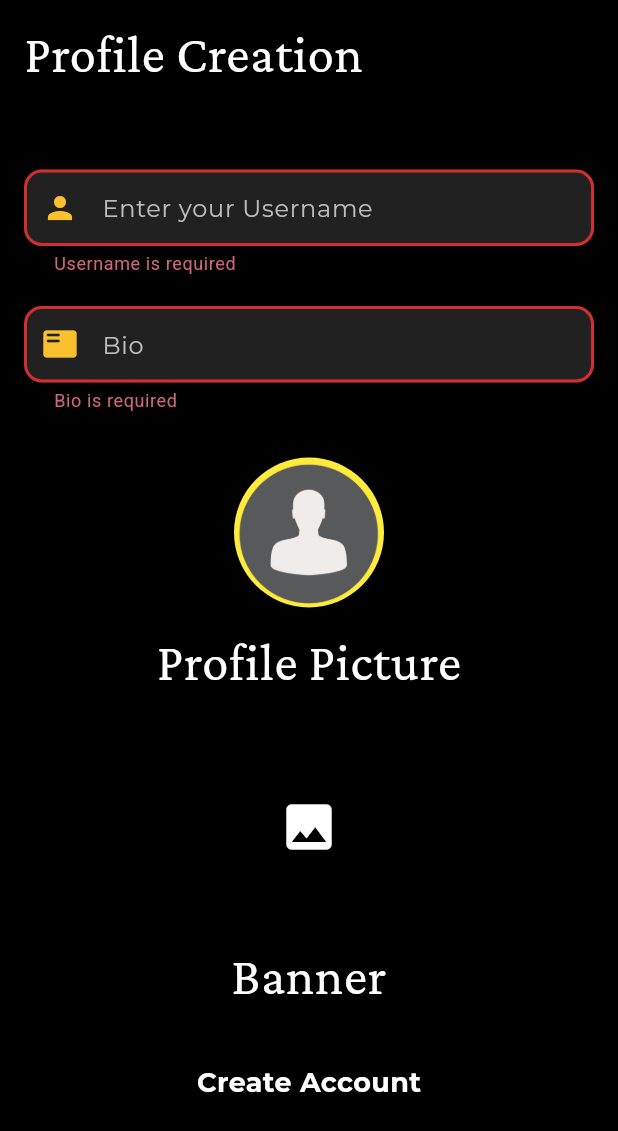
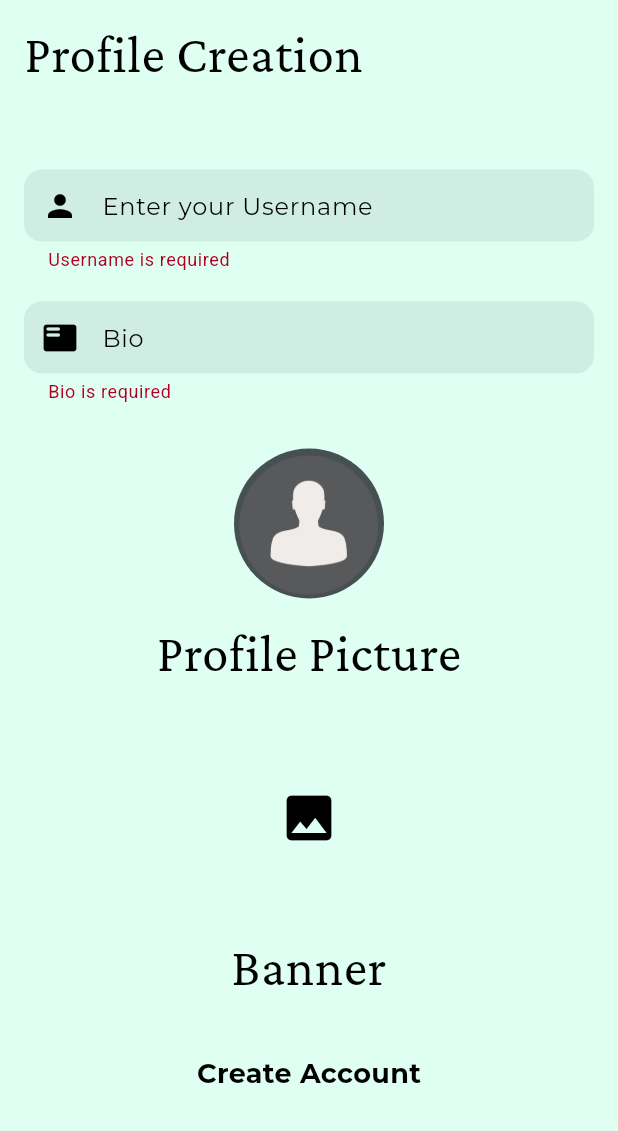
Before and after one commit to UmaanBanjara/123, a Flutter app: the screen it shows after launch, after a tap on "Create Account", on a phone screen of 412 x 824 dp. Shown: the top 1131 px of the screen. Run offline on Flutter 3.47's test engine with Material 3 defaults, Android fonts, the phone set to English and light mode, and no system bars; our stand-ins replace animated_text_kit, another_flushbar, firebase_auth, firebase_core, flutter_secure_storage, google_sign_in and 3 more; accounts and stored records are empty.

Commit message:
Initial Commit

```diff
--- a/flutter_application_1/lib/main.dart
+++ b/flutter_application_1/lib/main.dart
@@ -3,12 +3,10 @@ import 'package:feed/profilecreation/profile_creation.dart';
 import 'package:firebase_core/firebase_core.dart';
 import 'package:flutter/material.dart';
 
-void main() async{
+void main() async {
   WidgetsFlutterBinding.ensureInitialized();
   await Firebase.initializeApp();
-    runApp(Feed());
-
-
+  runApp(const Feed());
 }
 
 class Feed extends StatefulWidget {
@@ -19,12 +17,25 @@ class Feed extends StatefulWidget {
 }
 
 class _FeedState extends State<Feed> {
+  bool isDarkMode = false;
+
+  void toggleTheme() {
+    setState(() {
+      isDarkMode = !isDarkMode;
+    });
+  }
+
   @override
   Widget build(BuildContext context) {
     return MaterialApp(
-      debugShowCheckedModeBanner: false ,
-      home : ProfileCreation() ,
-      theme: AppTheme.darkTheme,
+      debugShowCheckedModeBanner: false,
+      theme: AppTheme.lightTheme,
+      darkTheme: AppTheme.darkTheme,
+      themeMode: isDarkMode ? ThemeMode.dark : ThemeMode.light,
+      home: ProfileCreation(
+        onThemeToggle: toggleTheme,
+        isDarkMode: isDarkMode,
+      ),
     );
   }
 }
--- a/flutter_application_1/lib/profilecreation/profile_creation.dart
+++ b/flutter_application_1/lib/profilecreation/profile_creation.dart
@@ -12,7 +12,10 @@ import 'package:image_picker/image_picker.dart';
 import 'package:page_transition/page_transition.dart';
 
 class ProfileCreation extends StatefulWidget {
-  const ProfileCreation({super.key});
+
+  final bool isDarkMode ;
+  final VoidCallback onThemeToggle ;
+  const ProfileCreation({super.key , required this.isDarkMode , required this.onThemeToggle});
 
   @override
   State<ProfileCreation> createState() => _ProfileCreationState();
@@ -288,6 +291,9 @@ class _ProfileCreationState extends State<ProfileCreation> {
                                 duration: const Duration(milliseconds: 300),
                                 reverseDuration: const Duration(milliseconds: 300),
                                 child: Homescreen(
+                                  isDarkMode: widget.isDarkMode,
+                                  onThemeToggle: widget.onThemeToggle,
+
                                   pfpImage: pfpImage,
                                   username: '${username.text.trim()}.feeduser',
                                   bio: bio.text.trim(),
```
Also changed, not shown: flutter_application_1/lib/firebase_auths/google_firebase_auth.dart (+5 -2 lines), flutter_application_1/lib/presentation/homescreen/homescreen.dart (+21 -1 lines), flutter_application_1/lib/presentation/loginscreen/loginscreen.dart (+12 -4 lines), flutter_application_1/lib/presentation/signupscreen/signupscreen.dart (+5 -2 lines).
